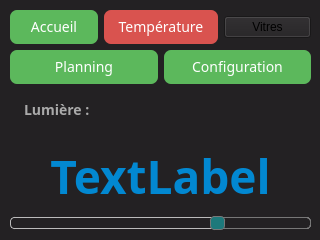
This is thermostat/Thermostat/lumWindow.ui in kimchicharlie/Envio as Qt 5 draws it before an edit. The edited form follows.
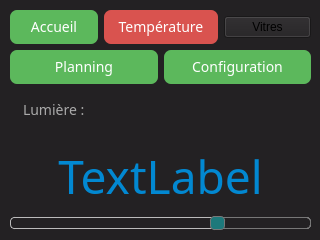
This is the edited form.

The edit to the form file:
```diff
--- a/thermostat/Thermostat/lumWindow.ui
+++ b/thermostat/Thermostat/lumWindow.ui
@@ -126,8 +126,6 @@
         <font>
          <family>Segoe UI,sans-serif</family>
          <pointsize>-1</pointsize>
-         <weight>75</weight>
-         <bold>true</bold>
         </font>
        </property>
        <property name="styleSheet">
@@ -317,8 +315,6 @@
         <font>
          <family>Segoe UI,sans-serif</family>
          <pointsize>-1</pointsize>
-         <weight>75</weight>
-         <bold>true</bold>
         </font>
        </property>
        <property name="styleSheet">
```
